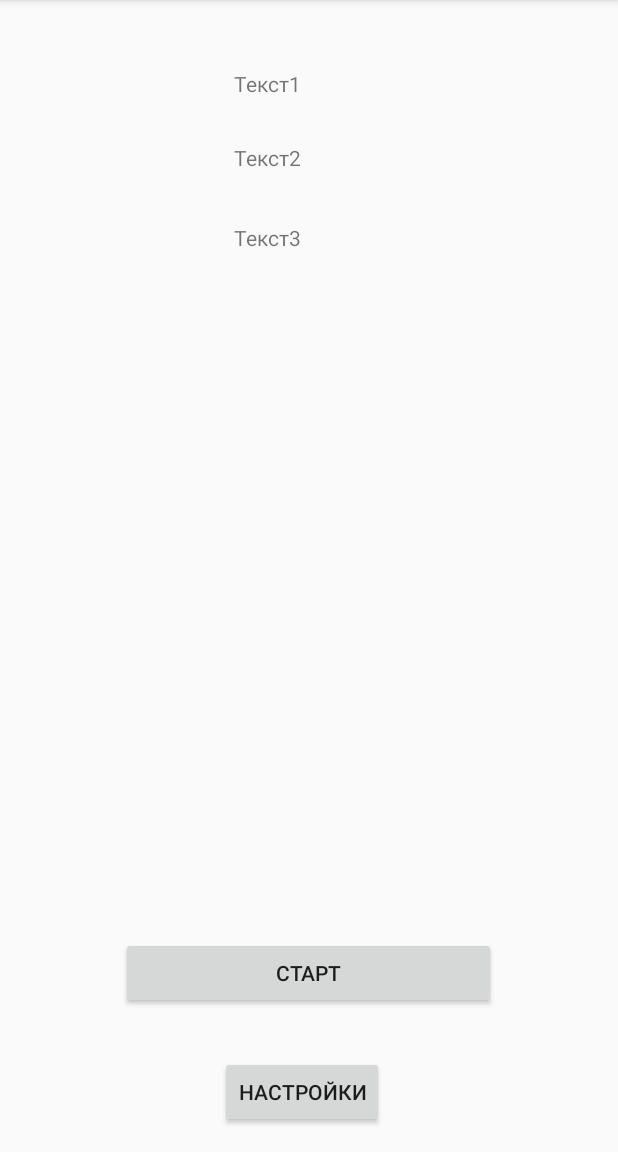
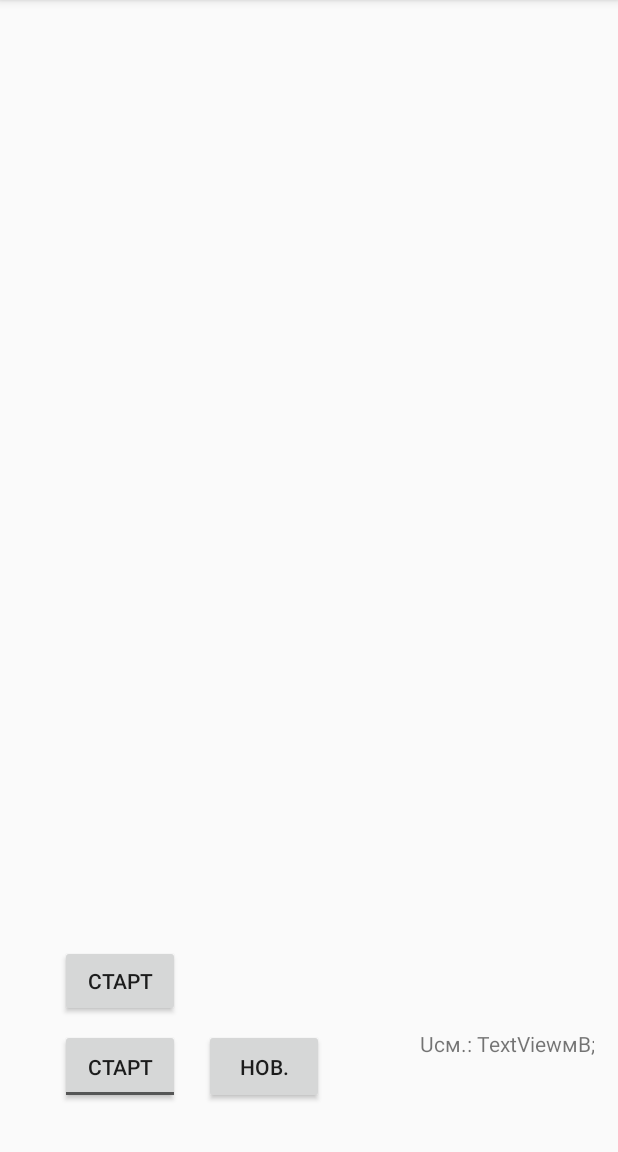
Before and after one commit to neooffline/Detector, an Android app: the screen it shows after launch (MainActivity), on a phone screen of 412 x 824 dp, the part 84-1236 px from its top. Run offline under Robolectric (Android 15) with nearby library versions, the phone set to English and light mode, and no system bars.

Commit message:
"test Activities"

```diff
--- a/app/src/main/java/ru/neooffline/mephi/detector/MainActivity.java
+++ b/app/src/main/java/ru/neooffline/mephi/detector/MainActivity.java
@@ -4,6 +4,7 @@ import android.content.Intent;
 import android.os.Bundle;
 import android.support.v7.app.AppCompatActivity;
 import android.view.View;
+import android.widget.TextView;
 
 public class MainActivity extends AppCompatActivity {
     @Override
@@ -19,4 +20,13 @@ public class MainActivity extends AppCompatActivity {
         Intent toSameActivity = new Intent(this, SameActivity.class);
         startActivity(toSameActivity);
     }
+    protected void textFill (View view) {
+        Intent change_uDat = new Intent(this, MainActivity.class);
+        startActivity(change_uDat);
+        Integer a = 15;
+        Integer b = a + 5;
+        TextView change_uDat_var = (TextView) findViewById(R.id.uDat_var);
+        change_uDat_var.setText(b);
+
+    }
 }
--- a/app/src/main/res/layout/activity_main.xml
+++ b/app/src/main/res/layout/activity_main.xml
@@ -1,56 +1,128 @@
 <?xml version="1.0" encoding="utf-8"?>
-<RelativeLayout
-        xmlns:android="http://schemas.android.com/apk/res/android"
+<android.support.constraint.ConstraintLayout xmlns:android="http://schemas.android.com/apk/res/android"
+    xmlns:app="http://schemas.android.com/apk/res-auto"
     xmlns:tools="http://schemas.android.com/tools"
     android:id="@+id/activity_main"
     android:layout_width="match_parent"
-        android:paddingLeft="@dimen/activity_horizontal_margin"
-        android:paddingRight="@dimen/activity_horizontal_margin"
-        android:paddingTop="@dimen/activity_vertical_margin"
-        android:paddingBottom="@dimen/activity_vertical_margin"
-        tools:context="ru.neooffline.mephi.detector.MainActivity"
-        android:layout_height="wrap_content">
+    android:layout_height="match_parent"
+    android:paddingBottom="16dp"
+    android:paddingLeft="16dp"
+    android:paddingRight="16dp"
+    android:paddingTop="16dp"
+    tools:context="ru.neooffline.mephi.detector.MainActivity">
+
+    <ToggleButton
+        android:id="@+id/startButton"
+        android:layout_width="80dp"
+        android:layout_height="50dp"
+        android:layout_marginBottom="16dp"
+        android:layout_marginStart="24dp"
+        android:text="@string/startButton"
+        android:textOff="@string/startButton"
+        android:textOn="@string/stopButton"
+        app:layout_constraintBottom_toBottomOf="parent"
+        app:layout_constraintStart_toStartOf="parent" />
+
+    <Button
+        android:id="@+id/button3"
+        android:layout_width="80dp"
+        android:layout_height="50dp"
+        android:layout_marginBottom="16dp"
+        android:layout_marginStart="16dp"
+        android:text="@string/newWorkButton"
+        app:layout_constraintBottom_toBottomOf="parent"
+        app:layout_constraintStart_toEndOf="@+id/startButton" />
+
+    <TableLayout
+        android:layout_width="394dp"
+        android:layout_height="50dp"
+        android:layout_marginBottom="16dp"
+        android:layout_marginStart="264dp"
+        app:layout_constraintBottom_toBottomOf="parent"
+        app:layout_constraintStart_toStartOf="parent">
+
+        <TableRow
+            android:layout_width="match_parent"
+            android:layout_height="match_parent"
+            android:gravity="start|end">
 
             <TextView
-            android:text="Текст1"
+                android:id="@+id/textView5"
+                android:layout_width="wrap_content"
+                android:layout_height="match_parent"
+                android:gravity="left"
+                android:text="Uсм.: "
+                android:textAlignment="viewStart" />
+
+            <TextView
+                android:id="@+id/uDat_var"
+                android:layout_width="wrap_content"
+                android:layout_height="match_parent"
+                android:gravity="left"
+                android:text="TextView"
+                android:textAlignment="viewStart" />
+
+            <TextView
+                android:id="@+id/uDat_det"
                 android:layout_width="wrap_content"
                 android:layout_height="wrap_content"
-            android:textSize="14sp" android:width="100dp"
-            android:id="@+id/textView1"
-            android:layout_alignParentTop="true" android:layout_alignStart="@+id/textView2"
-            android:layout_marginTop="30dp"/>
+                android:gravity="left"
+                android:text="мВ;  "
+                android:textAlignment="textEnd" />
+
             <TextView
-            android:text="Текст2"
+                android:id="@+id/textView10"
+                android:layout_width="wrap_content"
+                android:layout_height="match_parent"
+                android:gravity="left"
+                android:text="C дат.: " />
+
+            <TextView
+                android:id="@+id/cDat_var"
+                android:layout_width="wrap_content"
+                android:layout_height="match_parent"
+                android:gravity="left"
+                android:text="TextView" />
+
+            <TextView
+                android:id="@+id/cDat_det"
                 android:layout_width="wrap_content"
                 android:layout_height="wrap_content"
-            android:id="@+id/textView2"
-            android:width="100dp"
-            android:layout_below="@+id/textView1" android:layout_centerHorizontal="true"
-            android:layout_marginTop="30dp"/>
+                android:gravity="left"
+                android:text="мкФ;  " />
+
             <TextView
-            android:text="Текст3"
+                android:id="@+id/tDat"
+                android:layout_width="wrap_content"
+                android:layout_height="match_parent"
+                android:gravity="left"
+                android:text="Tдат.: " />
+
+            <TextView
+                android:id="@+id/tDat_var"
                 android:layout_width="wrap_content"
                 android:layout_height="wrap_content"
-            android:id="@+id/textView3"
-            android:width="100dp"
-            android:layout_below="@+id/textView2" android:layout_alignStart="@+id/textView2"
-            android:layout_marginTop="34dp"/>
+                android:gravity="left"
+                android:text="TextView" />
+
+            <TextView
+                android:id="@+id/textView15"
+                android:layout_width="wrap_content"
+                android:layout_height="wrap_content"
+                android:gravity="left"
+                android:text="К;  " />
+        </TableRow>
+
+    </TableLayout>
 
     <Button
-        android:id="@+id/buttonStart"
-        android:layout_width="wrap_content"
+        android:id="@+id/button4"
+        android:layout_width="80dp"
         android:layout_height="wrap_content"
-        android:layout_above="@+id/buttonSettings"
-        android:layout_centerHorizontal="true"
-        android:layout_marginBottom="31dp"
-        android:minWidth="250dp"
-        android:onClick="sameActivity"
-        android:text="@string/startButton" />
-    <Button
-            android:text="@string/settingsButton"
-            android:layout_width="wrap_content"
-            android:layout_height="wrap_content"
-            android:id="@+id/buttonSettings"
-            android:onClick="settingsCall"
-            android:layout_alignParentBottom="true" android:layout_alignEnd="@+id/textView3"/>
-</RelativeLayout>
+        android:layout_marginBottom="8dp"
+        android:layout_marginStart="24dp"
+        android:text="@string/startButton"
+        app:layout_constraintBottom_toTopOf="@+id/startButton"
+        app:layout_constraintStart_toStartOf="parent" />
+
+</android.support.constraint.ConstraintLayout>
--- a/app/src/main/res/values/strings.xml
+++ b/app/src/main/res/values/strings.xml
@@ -6,4 +6,6 @@
     <string name="about_title">About</string>
     <string name="settingsButton">Настройки</string>
     <string name="startButton">Старт</string>
+    <string name="stopButton">Стоп</string>
+    <string name="newWorkButton">Нов.</string>
 </resources>
--- a/build.gradle
+++ b/build.gradle
@@ -2,6 +2,7 @@
 
 buildscript {
     repositories {
+        maven { url 'https://maven.google.com' }
         jcenter()
     }
     dependencies {
```
Also changed, not shown: 574 other files. Lines whose indentation alone changed are shown as unchanged.
